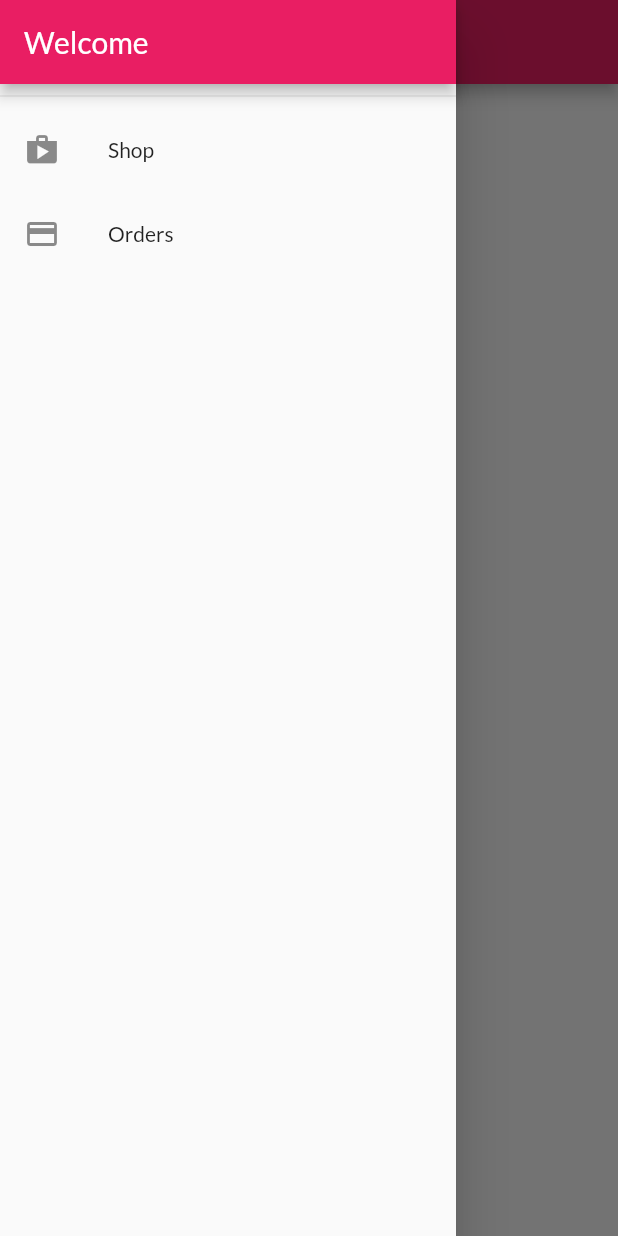
After one commit to PranayD1807/shop_mate, a Flutter app: the OrdersScreen screen opened by its route, with the side drawer open, on a phone screen of 412 x 824 dp. The commit adds this screen. Run offline on Flutter 3.47's test engine with Material 2 defaults, Android fonts, the phone set to English and light mode, and no system bars; missing offline and left inert: dart:ffi; network calls fail.

Commit message:
Tons of changes

```diff
--- a/lib/main.dart
+++ b/lib/main.dart
@@ -1,10 +1,12 @@
 import 'package:flutter/material.dart';
 import 'package:provider/provider.dart';
+import 'package:shop_mate/providers/orders.dart';
 import './screens/products_overview_screen.dart';
 import './screens/product_detail_screen.dart';
 import './providers/products.dart';
 import './providers/cart.dart';
 import './screens/cart_screen.dart';
+import './screens/orders_screen.dart';
 
 void main() {
   runApp(MyApp());
@@ -20,7 +22,8 @@ class MyApp extends StatelessWidget {
         ),
         ChangeNotifierProvider(
           create: (ctx) => Cart(),
-        )
+        ),
+        ChangeNotifierProvider(create: (ctx) => Orders())
       ],
       child: MaterialApp(
         title: 'Shop-Mate',
@@ -32,6 +35,7 @@ class MyApp extends StatelessWidget {
         routes: {
           ProductDetailsScreen.routeName: (ctx) => ProductDetailsScreen(),
           CartScreen.routeName: (ctx) => CartScreen(),
+          OrdersScreen.routeName: (ctx) => OrdersScreen(),
         },
       ),
     );
--- /dev/null
+++ b/lib/screens/orders_screen.dart
@@ -0,0 +1,26 @@
+import 'package:flutter/material.dart';
+import 'package:provider/provider.dart';
+import 'package:shop_mate/widgets/app_drawer.dart';
+import '../providers/orders.dart' show Orders;
+import '../widgets/order_item.dart';
+
+class OrdersScreen extends StatelessWidget {
+  // const OrdersScreen({ Key? key }) : super(key: key);
+  static const routeName = '/orders';
+  @override
+  Widget build(BuildContext context) {
+    final orderData = Provider.of<Orders>(context);
+    return Scaffold(
+      appBar: AppBar(
+        title: Text('Your Orders'),
+      ),
+      drawer: AppDrawer(),
+      body: ListView.builder(
+        itemCount: orderData.orders.length,
+        itemBuilder: (ctx, i) => OrderItem(
+          orderData.orders[i],
+        ),
+      ),
+    );
+  }
+}
--- a/lib/screens/products_overview_screen.dart
+++ b/lib/screens/products_overview_screen.dart
@@ -1,5 +1,6 @@
 import 'package:flutter/material.dart';
 import 'package:provider/provider.dart';
+import 'package:shop_mate/widgets/app_drawer.dart';
 import '../widgets/badge.dart';
 import '../widgets/products_grid.dart';
 import '../providers/products.dart';
@@ -61,7 +62,9 @@ class _ProductsOverviewScreenState extends State<ProductsOverviewScreen> {
           )
         ],
       ),
+
       //gridviwbuilder for optimization
+      drawer: AppDrawer(),
       body: ProductsGrid(_showOnlyFavourites),
     );
   }
--- /dev/null
+++ b/lib/widgets/app_drawer.dart
@@ -0,0 +1,36 @@
+import 'package:flutter/material.dart';
+import '../screens/orders_screen.dart';
+
+class AppDrawer extends StatelessWidget {
+  // const AppDrawer({ Key? key }) : super(key: key);
+
+  @override
+  Widget build(BuildContext context) {
+    return Drawer(
+      child: Column(
+        children: <Widget>[
+          AppBar(
+            title: Text('Welcome'),
+            automaticallyImplyLeading: false,
+          ),
+          Divider(),
+          ListTile(
+            leading: Icon(Icons.shop),
+            title: Text('Shop'),
+            onTap: () {
+              Navigator.of(context).pushReplacementNamed('/');
+            },
+          ),
+          ListTile(
+            leading: Icon(Icons.payment),
+            title: Text('Orders'),
+            onTap: () {
+              Navigator.of(context)
+                  .pushReplacementNamed(OrdersScreen.routeName);
+            },
+          ),
+        ],
+      ),
+    );
+  }
+}
--- a/pubspec.yaml
+++ b/pubspec.yaml
@@ -29,6 +29,7 @@ dependencies:
   # Use with the CupertinoIcons class for iOS style icons.
   cupertino_icons: ^1.0.2
   provider: ^5.0.0
+  intl: ^0.17.0
 
 dev_dependencies:
   flutter_test:
```
Also changed, not shown: lib/providers/cart.dart (+23 -0 lines), lib/providers/orders.dart (added, +36 -0 lines), lib/screens/cart_screen.dart (+31 -3 lines), lib/widgets/cart_item.dart (+25 -2 lines), lib/widgets/order_item.dart (added, +71 -0 lines), lib/widgets/product_item.dart (+17 -0 lines), pubspec.lock, 1 other file.
